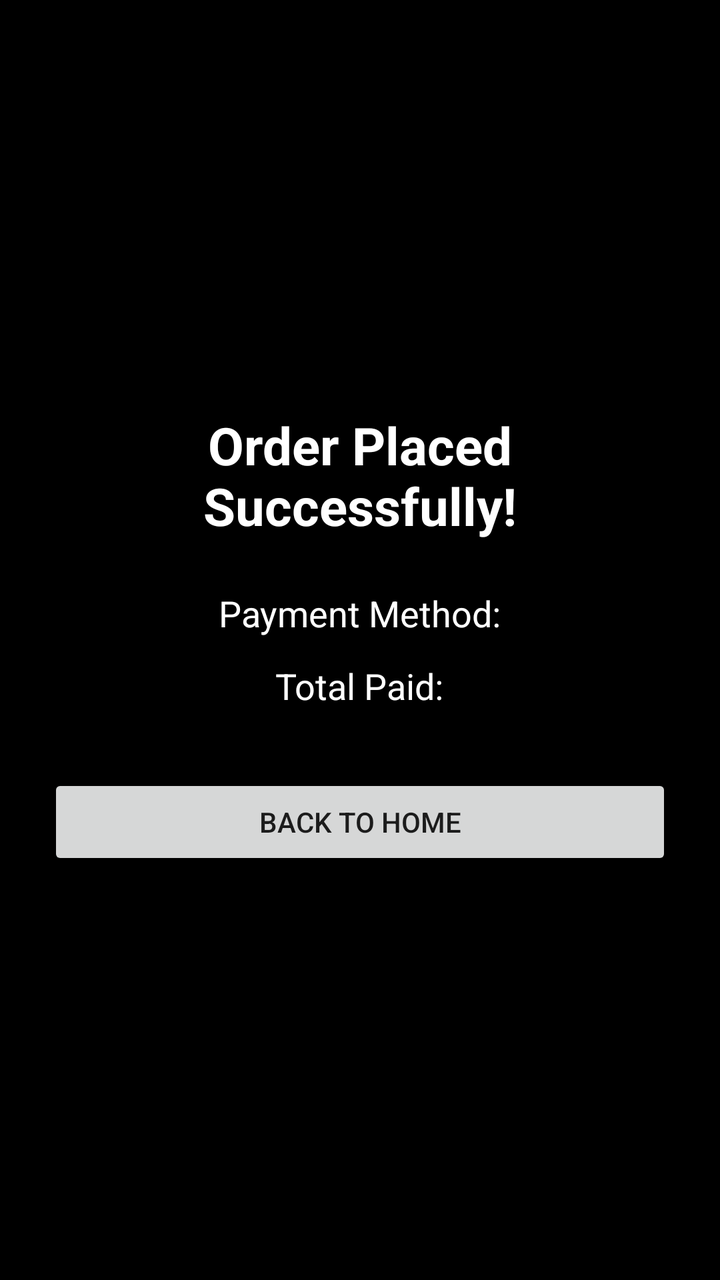
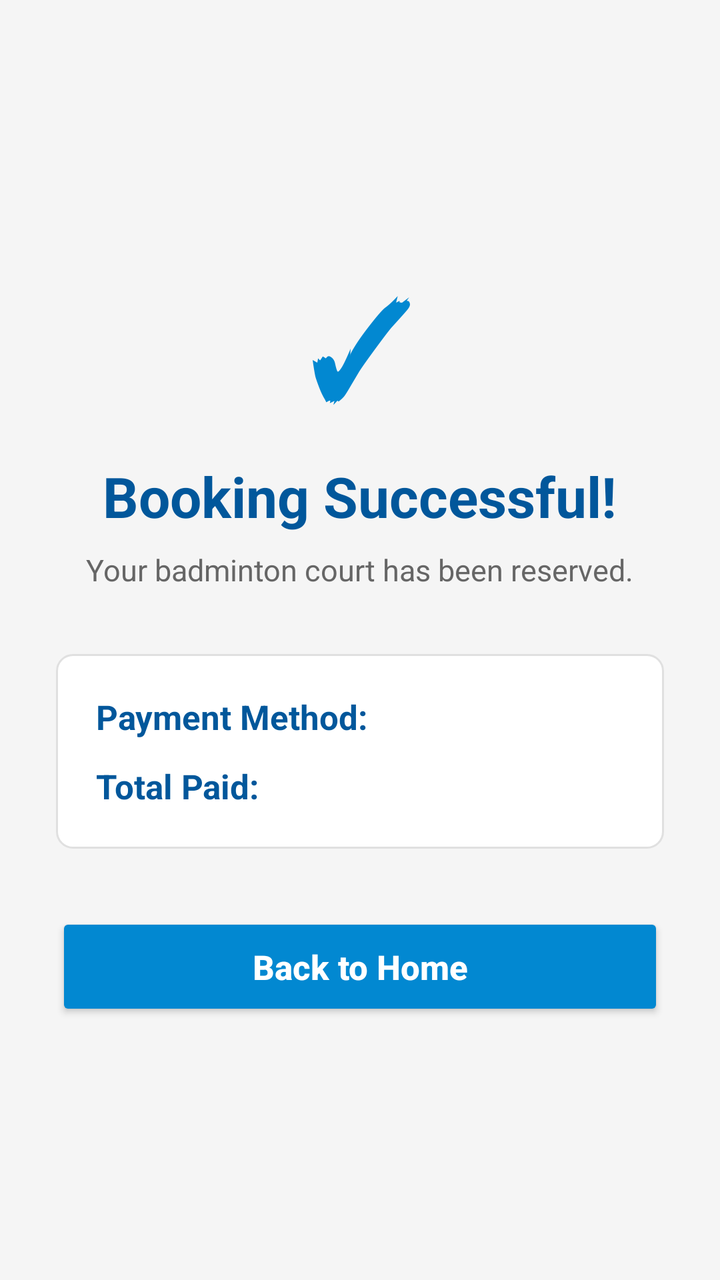

The first picture is an Android layout as it rendered before a commit; the second is the same layout after the commit. The layout source and the unified diff follow.
<!-- AndroidManifest.xml: application theme Theme.BadmintonBooking -->
<!-- res/layout/activity_order_success.xml -->
<LinearLayout xmlns:android="http://schemas.android.com/apk/res/android"
    android:layout_width="match_parent"
    android:layout_height="match_parent"
    android:orientation="vertical"
    android:gravity="center"
    android:padding="24dp"
    android:background="@color/black">

    <TextView
        android:id="@+id/tvSuccess"
        android:text="Order Placed Successfully!"
        android:textSize="26sp"
        android:textStyle="bold"
        android:textColor="@color/white"
        android:gravity="center"
        android:layout_width="wrap_content"
        android:layout_height="wrap_content"/>

    <TextView
        android:id="@+id/tvPayment"
        android:text="Payment Method:"
        android:textColor="@color/white"
        android:textSize="18sp"
        android:layout_marginTop="24dp"
        android:layout_width="wrap_content"
        android:layout_height="wrap_content"/>

    <TextView
        android:id="@+id/tvTotalSuccess"
        android:text="Total Paid:"
        android:textColor="@color/white"
        android:textSize="18sp"
        android:layout_marginTop="12dp"
        android:layout_width="wrap_content"
        android:layout_height="wrap_content"/>

    <Button
        android:id="@+id/btnBackHome"
        android:text="Back to Home"
        android:layout_marginTop="32dp"
        android:layout_width="match_parent"
        android:layout_height="wrap_content"/>

</LinearLayout>
<!-- resources referenced by this layout -->
<resources>
  <color name="black">#FF000000</color>
  <color name="white">#FFFFFFFF</color>
  <style name="Theme.BadmintonBooking" parent="Base.Theme.BadmintonBooking" />
  <style name="Base.Theme.BadmintonBooking" parent="Theme.MaterialComponents.Light.NoActionBar">
          <item name="colorPrimary">@color/primary</item>
          <item name="colorPrimaryVariant">@color/primary_dark</item>
          <item name="colorOnPrimary">@color/white</item>
          <item name="colorSecondary">@color/accent</item>
          <item name="colorSecondaryVariant">@color/accent</item>
          <item name="colorOnSecondary">@color/white</item>
          <item name="android:statusBarColor">?attr/colorPrimaryVariant</item>
      </style>
  <color name="primary">#0288D1</color>
  <color name="primary_dark">#01579B</color>
  <color name="accent">#03A9F4</color>
</resources>

<!-- the commit's change to res/layout/activity_order_success.xml (unified diff, before → after) -->
@@ -1,44 +1,80 @@
+<?xml version="1.0" encoding="utf-8"?>
 <LinearLayout xmlns:android="http://schemas.android.com/apk/res/android"
     android:layout_width="match_parent"
     android:layout_height="match_parent"
     android:orientation="vertical"
     android:gravity="center"
-    android:padding="24dp"
-    android:background="@color/black">
+    android:padding="28dp"
+    android:background="@color/background_light">
+
+    <TextView
+        android:text="✓"
+        android:textSize="64sp"
+        android:textStyle="bold"
+        android:textColor="@color/primary"
+        android:gravity="center"
+        android:layout_width="wrap_content"
+        android:layout_height="wrap_content" />
 
     <TextView
         android:id="@+id/tvSuccess"
-        android:text="Order Placed Successfully!"
-        android:textSize="26sp"
+        android:text="Booking Successful!"
+        android:textSize="28sp"
         android:textStyle="bold"
-        android:textColor="@color/white"
+        android:textColor="@color/primary_dark"
         android:gravity="center"
+        android:layout_marginTop="12dp"
         android:layout_width="wrap_content"
-        android:layout_height="wrap_content"/>
+        android:layout_height="wrap_content" />
 
     <TextView
-        android:id="@+id/tvPayment"
-        android:text="Payment Method:"
-        android:textColor="@color/white"
-        android:textSize="18sp"
-        android:layout_marginTop="24dp"
+        android:text="Your badminton court has been reserved."
+        android:textSize="15sp"
+        android:textColor="#666666"
+        android:gravity="center"
+        android:layout_marginTop="8dp"
         android:layout_width="wrap_content"
-        android:layout_height="wrap_content"/>
+        android:layout_height="wrap_content" />
 
-    <TextView
-        android:id="@+id/tvTotalSuccess"
-        android:text="Total Paid:"
-        android:textColor="@color/white"
-        android:textSize="18sp"
-        android:layout_marginTop="12dp"
-        android:layout_width="wrap_content"
-        android:layout_height="wrap_content"/>
+    <LinearLayout
+        android:layout_width="match_parent"
+        android:layout_height="wrap_content"
+        android:orientation="vertical"
+        android:background="@drawable/bg_cell_empty"
+        android:padding="20dp"
+        android:layout_marginTop="32dp">
+
+        <TextView
+            android:id="@+id/tvPayment"
+            android:text="Payment Method:"
+            android:textColor="@color/primary_dark"
+            android:textSize="17sp"
+            android:textStyle="bold"
+            android:layout_width="wrap_content"
+            android:layout_height="wrap_content" />
+
+        <TextView
+            android:id="@+id/tvTotalSuccess"
+            android:text="Total Paid:"
+            android:textColor="@color/primary_dark"
+            android:textSize="17sp"
+            android:textStyle="bold"
+            android:layout_marginTop="12dp"
+            android:layout_width="wrap_content"
+            android:layout_height="wrap_content" />
+
+    </LinearLayout>
 
     <Button
         android:id="@+id/btnBackHome"
         android:text="Back to Home"
+        android:textAllCaps="false"
+        android:textSize="17sp"
+        android:textStyle="bold"
+        android:textColor="@color/white"
+        android:backgroundTint="@color/primary"
         android:layout_marginTop="32dp"
         android:layout_width="match_parent"
-        android:layout_height="wrap_content"/>
+        android:layout_height="54dp" />
 
 </LinearLayout>
<!-- resource entries referenced after the edit -->
@@ -1,7 +1,17 @@
 <!-- resources referenced by this layout -->
 <resources>
-  <color name="black">#FF000000</color>
+  <color name="background_light">#F5F5F5</color>
+  <color name="primary">#0288D1</color>
+  <color name="primary_dark">#01579B</color>
   <color name="white">#FFFFFFFF</color>
+  <!-- drawable bg_cell_empty (drawable) -->
+  <?xml version="1.0" encoding="utf-8"?>
+  <shape xmlns:android="http://schemas.android.com/apk/res/android"
+      android:shape="rectangle">
+      <solid android:color="@color/white" />
+      <corners android:radius="8dp" />
+      <stroke android:width="1dp" android:color="#E0E0E0" />
+  </shape>
   <style name="Theme.BadmintonBooking" parent="Base.Theme.BadmintonBooking" />
   <style name="Base.Theme.BadmintonBooking" parent="Theme.MaterialComponents.Light.NoActionBar">
           <item name="colorPrimary">@color/primary</item>
@@ -12,8 +22,6 @@
           <item name="colorOnSecondary">@color/white</item>
           <item name="android:statusBarColor">?attr/colorPrimaryVariant</item>
       </style>
-  <color name="primary">#0288D1</color>
-  <color name="primary_dark">#01579B</color>
   <color name="accent">#03A9F4</color>
 </resources>
 
